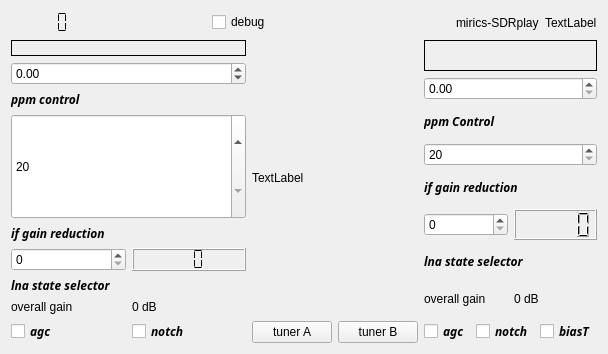
JvanKatwijk/qt-dab, file sources/devices/sdrplay-handler-duo/duo-widget.ui: the form before one commit.
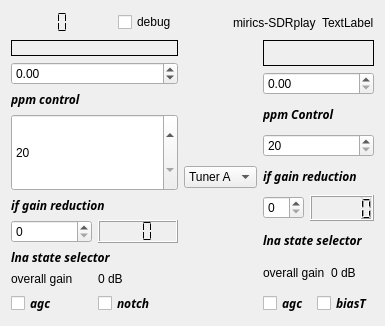
The form after the commit.

```diff
--- a/sources/devices/sdrplay-handler-duo/duo-widget.ui
+++ b/sources/devices/sdrplay-handler-duo/duo-widget.ui
@@ -6,8 +6,8 @@
    <rect>
     <x>0</x>
     <y>0</y>
-    <width>608</width>
-    <height>354</height>
+    <width>385</width>
+    <height>326</height>
    </rect>
   </property>
   <property name="sizePolicy">
@@ -19,7 +19,7 @@
   <property name="windowTitle">
    <string>SDRplay-duo</string>
   </property>
-  <layout class="QVBoxLayout" name="verticalLayout_4">
+  <layout class="QVBoxLayout" name="verticalLayout_3">
    <item>
     <layout class="QHBoxLayout" name="horizontalLayout_10">
      <item>
@@ -106,7 +106,7 @@
     </layout>
    </item>
    <item>
-    <layout class="QHBoxLayout" name="horizontalLayout_9">
+    <layout class="QHBoxLayout" name="horizontalLayout_6">
      <item>
       <layout class="QVBoxLayout" name="verticalLayout">
        <item>
@@ -282,33 +282,28 @@
       </layout>
      </item>
      <item>
-      <layout class="QVBoxLayout" name="verticalLayout_3">
+      <widget class="QComboBox" name="tunerSelect">
        <item>
-        <widget class="QLabel" name="showTuner">
          <property name="text">
-          <string>TextLabel</string>
-         </property>
-        </widget>
+         <string>Tuner A</string>
+        </property>
        </item>
        <item>
-        <layout class="QHBoxLayout" name="horizontalLayout_6">
+        <property name="text">
+         <string>Tuner B</string>
+        </property>
+       </item>
          <item>
-          <widget class="QPushButton" name="tunerA_selector">
            <property name="text">
-            <string>tuner A</string>
-           </property>
-          </widget>
+         <string>A + B</string>
+        </property>
          </item>
          <item>
-          <widget class="QPushButton" name="tunerB_selector">
            <property name="text">
-            <string>tuner B</string>
-           </property>
-          </widget>
-         </item>
-        </layout>
-       </item>
-      </layout>
+         <string>A - B</string>
+        </property>
+       </item>
+      </widget>
      </item>
      <item>
       <layout class="QVBoxLayout" name="verticalLayout_2">
@@ -424,20 +419,6 @@
            </property>
           </widget>
          </item>
-         <item>
-          <widget class="QCheckBox" name="notch_selector_B">
-           <property name="font">
-            <font>
-             <family>Droid Sans</family>
-             <italic>true</italic>
-             <bold>true</bold>
-            </font>
-           </property>
-           <property name="text">
-            <string>notch</string>
-           </property>
-          </widget>
-         </item>
          <item>
           <widget class="QCheckBox" name="biasT_selector">
            <property name="font">
```
Left out of the diff: 2 changed lines with no effect on the pictures. Lines whose indentation alone changed are shown as unchanged.
